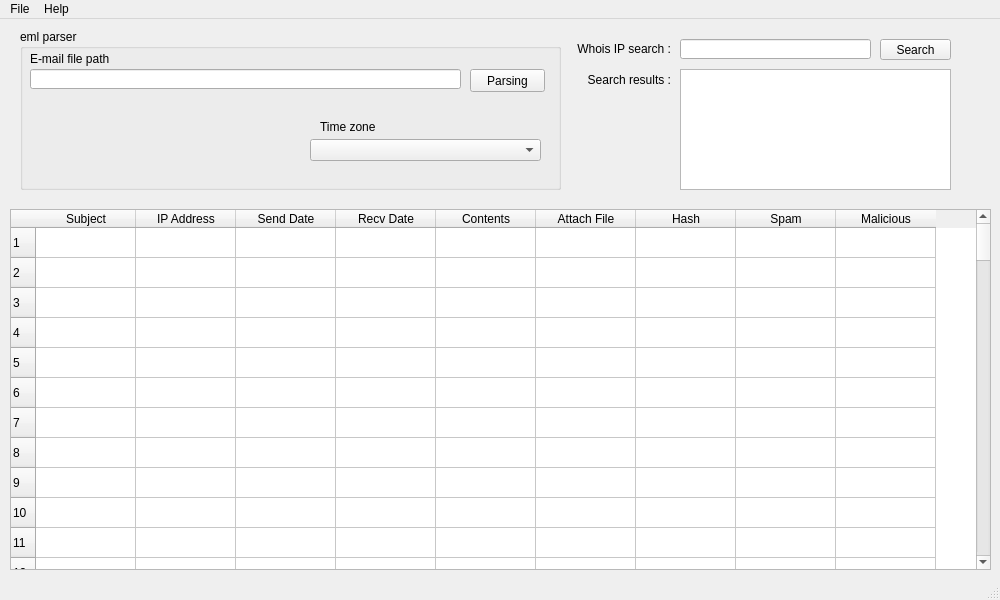
Qt form main_form.ui (IT4211/eml-parser) before a commit.
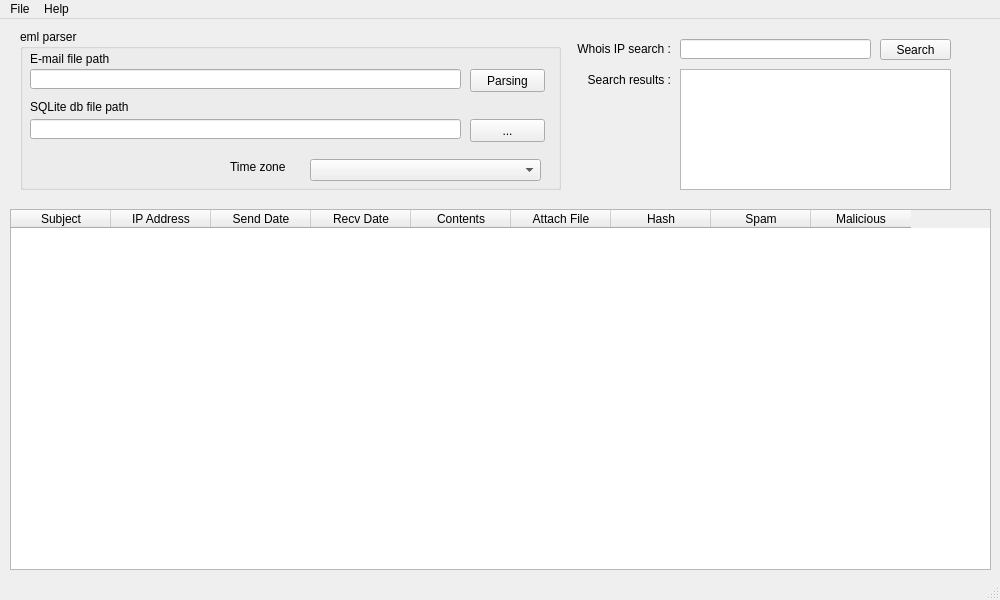
The same form after that commit.

```diff
--- a/main_form.ui
+++ b/main_form.ui
@@ -41,115 +41,27 @@
       <height>361</height>
      </rect>
     </property>
+    <property name="alternatingRowColors">
+     <bool>true</bool>
+    </property>
     <property name="sortingEnabled">
-     <bool>false</bool>
+     <bool>true</bool>
     </property>
     <property name="rowCount">
-     <number>100</number>
+     <number>0</number>
     </property>
     <property name="columnCount">
      <number>9</number>
     </property>
-    <row/>
-    <row/>
-    <row/>
-    <row/>
-    <row/>
-    <row/>
-    <row/>
-    <row/>
-    <row/>
-    <row/>
-    <row/>
-    <row/>
-    <row/>
-    <row/>
-    <row/>
-    <row/>
-    <row/>
-    <row/>
-    <row/>
-    <row/>
-    <row/>
-    <row/>
-    <row/>
-    <row/>
-    <row/>
-    <row/>
-    <row/>
-    <row/>
-    <row/>
-    <row/>
-    <row/>
-    <row/>
-    <row/>
-    <row/>
-    <row/>
-    <row/>
-    <row/>
-    <row/>
-    <row/>
-    <row/>
-    <row/>
-    <row/>
-    <row/>
-    <row/>
-    <row/>
-    <row/>
-    <row/>
-    <row/>
-    <row/>
-    <row/>
-    <row/>
-    <row/>
-    <row/>
-    <row/>
-    <row/>
-    <row/>
-    <row/>
-    <row/>
-    <row/>
-    <row/>
-    <row/>
-    <row/>
-    <row/>
-    <row/>
-    <row/>
-    <row/>
-    <row/>
-    <row/>
-    <row/>
-    <row/>
-    <row/>
-    <row/>
-    <row/>
-    <row/>
-    <row/>
-    <row/>
-    <row/>
-    <row/>
-    <row/>
-    <row/>
-    <row/>
-    <row/>
-    <row/>
-    <row/>
-    <row/>
-    <row/>
-    <row/>
-    <row/>
-    <row/>
-    <row/>
-    <row/>
-    <row/>
-    <row/>
-    <row/>
-    <row/>
-    <row/>
-    <row/>
-    <row/>
-    <row/>
-    <row/>
+    <attribute name="horizontalHeaderShowSortIndicator" stdset="0">
+     <bool>true</bool>
+    </attribute>
+    <attribute name="horizontalHeaderStretchLastSection">
+     <bool>false</bool>
+    </attribute>
+    <attribute name="verticalHeaderShowSortIndicator" stdset="0">
+     <bool>false</bool>
+    </attribute>
     <column>
      <property name="text">
       <string>Subject</string>
@@ -308,8 +220,8 @@
     <widget class="QLabel" name="label_4">
      <property name="geometry">
       <rect>
-       <x>300</x>
-       <y>90</y>
+       <x>210</x>
+       <y>130</y>
        <width>71</width>
        <height>16</height>
       </rect>
@@ -322,7 +234,7 @@
      <property name="geometry">
       <rect>
        <x>290</x>
-       <y>110</y>
+       <y>130</y>
        <width>231</width>
        <height>22</height>
       </rect>
@@ -341,6 +253,45 @@
       <string>Parsing</string>
      </property>
     </widget>
+    <widget class="QLineEdit" name="dbpath_lineEdit">
+     <property name="geometry">
+      <rect>
+       <x>10</x>
+       <y>90</y>
+       <width>431</width>
+       <height>20</height>
+      </rect>
+     </property>
+     <property name="readOnly">
+      <bool>true</bool>
+     </property>
+    </widget>
+    <widget class="QLabel" name="label_5">
+     <property name="geometry">
+      <rect>
+       <x>10</x>
+       <y>70</y>
+       <width>111</width>
+       <height>16</height>
+      </rect>
+     </property>
+     <property name="text">
+      <string>SQLite db file path</string>
+     </property>
+    </widget>
+    <widget class="QPushButton" name="dbpath_pushButton">
+     <property name="geometry">
+      <rect>
+       <x>450</x>
+       <y>90</y>
+       <width>75</width>
+       <height>23</height>
+      </rect>
+     </property>
+     <property name="text">
+      <string>...</string>
+     </property>
+    </widget>
    </widget>
    <zorder>groupBox</zorder>
    <zorder>parse_res_tableWidget</zorder>
```
